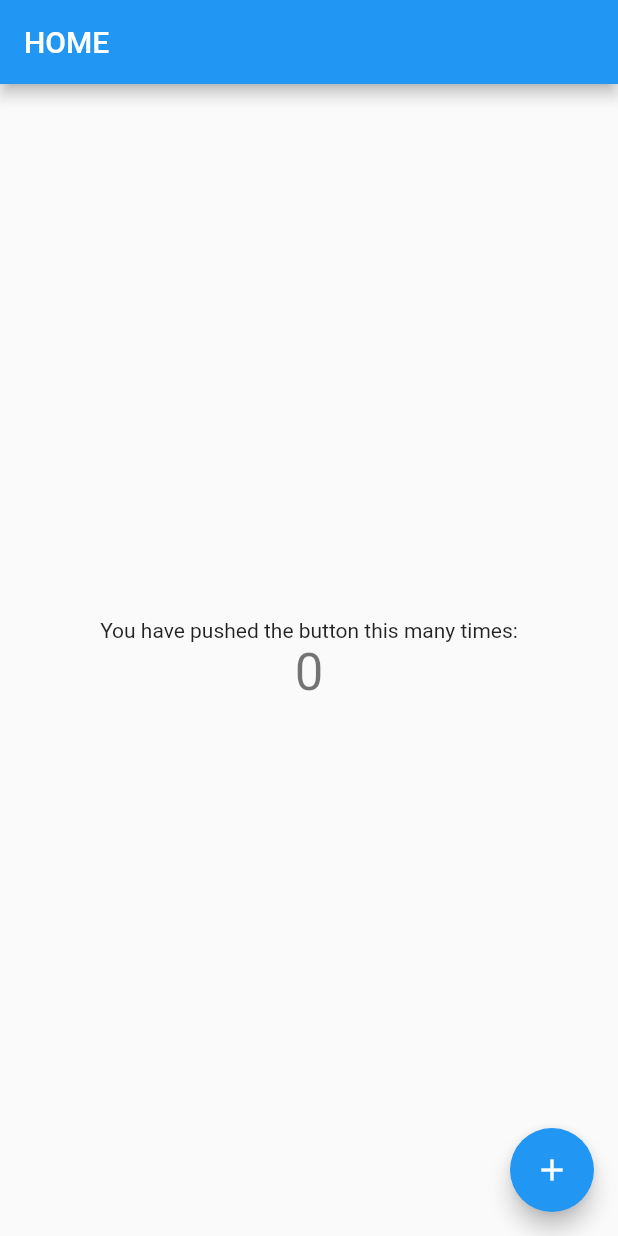
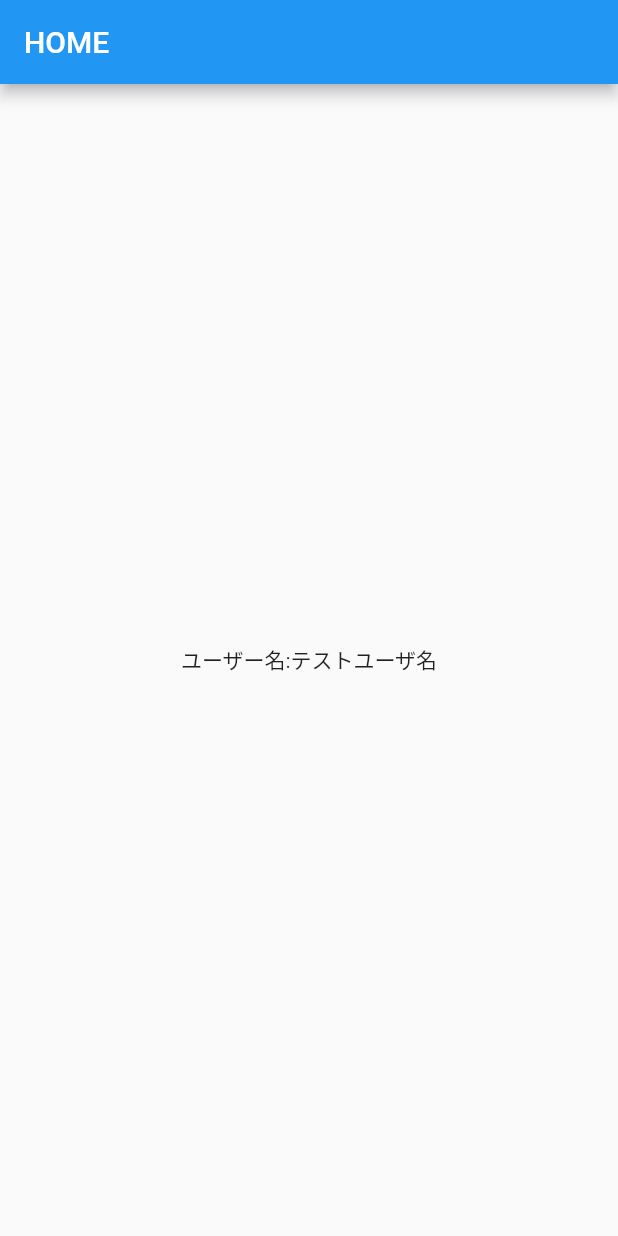
Before and after one commit to cyder/nigiru_kun_sp, a Flutter app: the screen it shows after launch, on a phone screen of 412 x 824 dp. Run offline on Flutter 3.47's test engine with Material 2 defaults, Android fonts, the phone set to English and light mode, and no system bars.

Commit message:
HomeViewModelを作成

```diff
--- a/lib/ui/pages/home.dart
+++ b/lib/ui/pages/home.dart
@@ -1,74 +1,15 @@
 import 'package:flutter/material.dart';
+import 'package:nigiru_kun/viewmodels/home_view_model.dart';
 
-class HomePage extends StatefulWidget {
-  final String title = 'HOME';
-
-  @override
-  _HomePageState createState() => new _HomePageState();
-}
-
-class _HomePageState extends State<HomePage> {
-  int _counter = 0;
-
-  void _incrementCounter() {
-    setState(() {
-      // This call to setState tells the Flutter framework that something has
-      // changed in this State, which causes it to rerun the build method below
-      // so that the display can reflect the updated values. If we changed
-      // _counter without calling setState(), then the build method would not be
-      // called again, and so nothing would appear to happen.
-      _counter++;
-    });
-  }
+class HomePage extends StatelessWidget {
+  final HomeViewModel viewModel = new HomeViewModel();
 
   @override
   Widget build(BuildContext context) {
-    // This method is rerun every time setState is called, for instance as done
-    // by the _incrementCounter method above.
-    //
-    // The Flutter framework has been optimized to make rerunning build methods
-    // fast, so that you can just rebuild anything that needs updating rather
-    // than having to individually change instances of widgets.
     return new Scaffold(
-      appBar: new AppBar(
-        // Here we take the value from the MyHomePage object that was created by
-        // the App.build method, and use it to set our appbar title.
-        title: new Text(widget.title),
-      ),
-      body: new Center(
-        // Center is a layout widget. It takes a single child and positions it
-        // in the middle of the parent.
-        child: new Column(
-          // Column is also layout widget. It takes a list of children and
-          // arranges them vertically. By default, it sizes itself to fit its
-          // children horizontally, and tries to be as tall as its parent.
-          //
-          // Invoke "debug paint" (press "p" in the console where you ran
-          // "flutter run", or select "Toggle Debug Paint" from the Flutter tool
-          // window in IntelliJ) to see the wireframe for each widget.
-          //
-          // Column has various properties to control how it sizes itself and
-          // how it positions its children. Here we use mainAxisAlignment to
-          // center the children vertically; the main axis here is the vertical
-          // axis because Columns are vertical (the cross axis would be
-          // horizontal).
-          mainAxisAlignment: MainAxisAlignment.center,
-          children: <Widget>[
-            new Text(
-              'You have pushed the button this many times:',
-            ),
-            new Text(
-              '$_counter',
-              style: Theme.of(context).textTheme.display1,
-            ),
-          ],
+        appBar: new AppBar(
+          title: new Text('HOME'),
         ),
-      ),
-      floatingActionButton: new FloatingActionButton(
-        onPressed: _incrementCounter,
-        tooltip: 'Increment',
-        child: new Icon(Icons.add),
-      ), // This trailing comma makes auto-formatting nicer for build methods.
-    );
+        body: new Center(child: new Text('ユーザー名:${viewModel.userName}')));
   }
 }
--- /dev/null
+++ b/lib/viewmodels/home_view_model.dart
@@ -0,0 +1,5 @@
+import 'package:scoped_model/scoped_model.dart';
+
+class HomeViewModel extends Model {
+  final String userName = 'テストユーザ名';
+}
--- a/pubspec.yaml
+++ b/pubspec.yaml
@@ -15,6 +15,8 @@ environment:
 dependencies:
   flutter:
     sdk: flutter
+
+  scoped_model: ^0.3.0
 
   # The following adds the Cupertino Icons font to your application.
   # Use with the CupertinoIcons class for iOS style icons.
```
